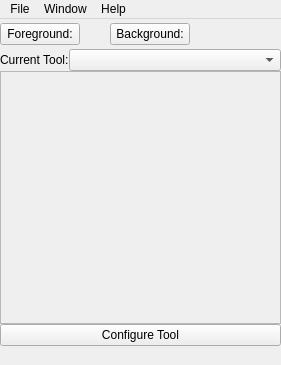
First picture: the form in designer/BeeMasterUI.ui, repository skitzycat/beedraw, before the edit.
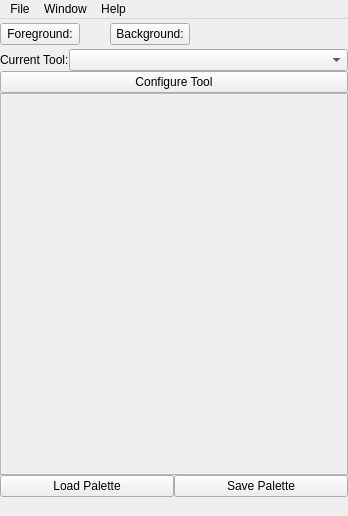
Second picture: the form after the edit.

Commit message: palette working, started to add load and save buttons for palette to gui

```diff
--- a/designer/BeeMasterUI.ui
+++ b/designer/BeeMasterUI.ui
@@ -11,8 +11,8 @@
    <rect>
     <x>0</x>
     <y>0</y>
-    <width>281</width>
-    <height>365</height>
+    <width>348</width>
+    <height>516</height>
    </rect>
   </property>
   <property name="sizePolicy" >
@@ -137,6 +137,13 @@
       </item>
      </layout>
     </item>
+    <item>
+     <widget class="QPushButton" name="tooloptionsbutton" >
+      <property name="text" >
+       <string>Configure Tool</string>
+      </property>
+     </widget>
+    </item>
     <item>
      <widget class="QFrame" name="swatch_frame" >
       <property name="sizePolicy" >
@@ -154,11 +161,22 @@
      </widget>
     </item>
     <item>
-     <widget class="QPushButton" name="tooloptionsbutton" >
-      <property name="text" >
-       <string>Configure Tool</string>
-      </property>
-     </widget>
+     <layout class="QHBoxLayout" >
+      <item>
+       <widget class="QPushButton" name="pushButton_4" >
+        <property name="text" >
+         <string>Load Palette</string>
+        </property>
+       </widget>
+      </item>
+      <item>
+       <widget class="QPushButton" name="pushButton_5" >
+        <property name="text" >
+         <string>Save Palette</string>
+        </property>
+       </widget>
+      </item>
+     </layout>
     </item>
    </layout>
   </widget>
@@ -167,7 +185,7 @@
     <rect>
      <x>0</x>
      <y>0</y>
-     <width>281</width>
+     <width>348</width>
      <height>35</height>
     </rect>
    </property>
```
The commit also changes 2 other files.
